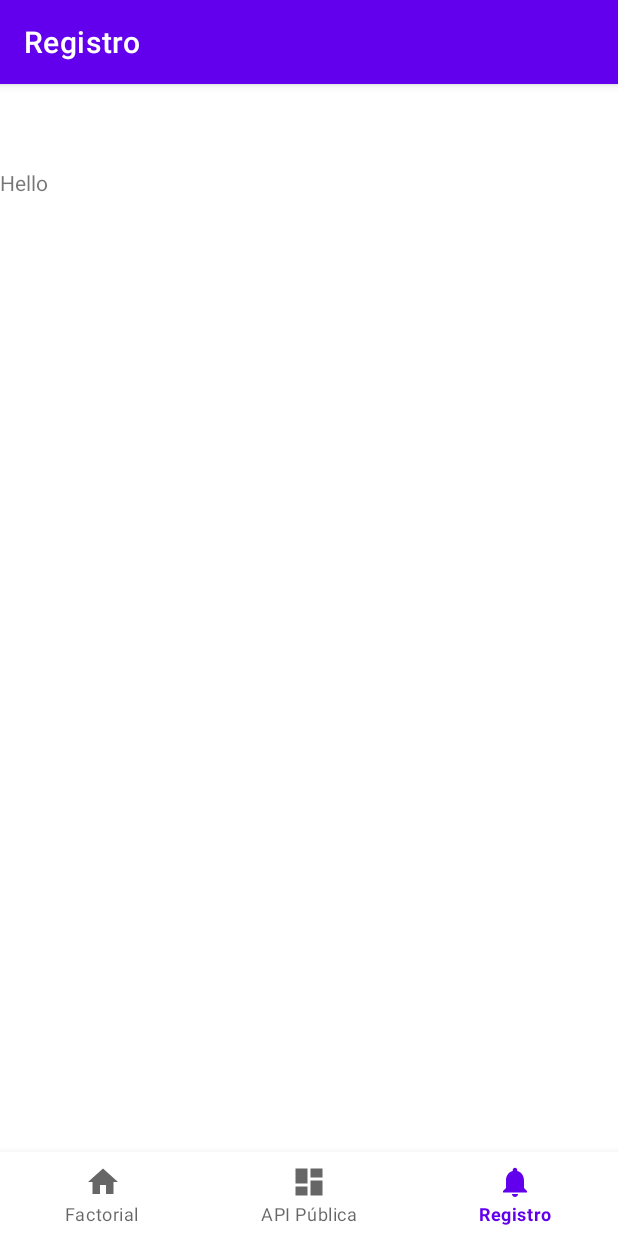
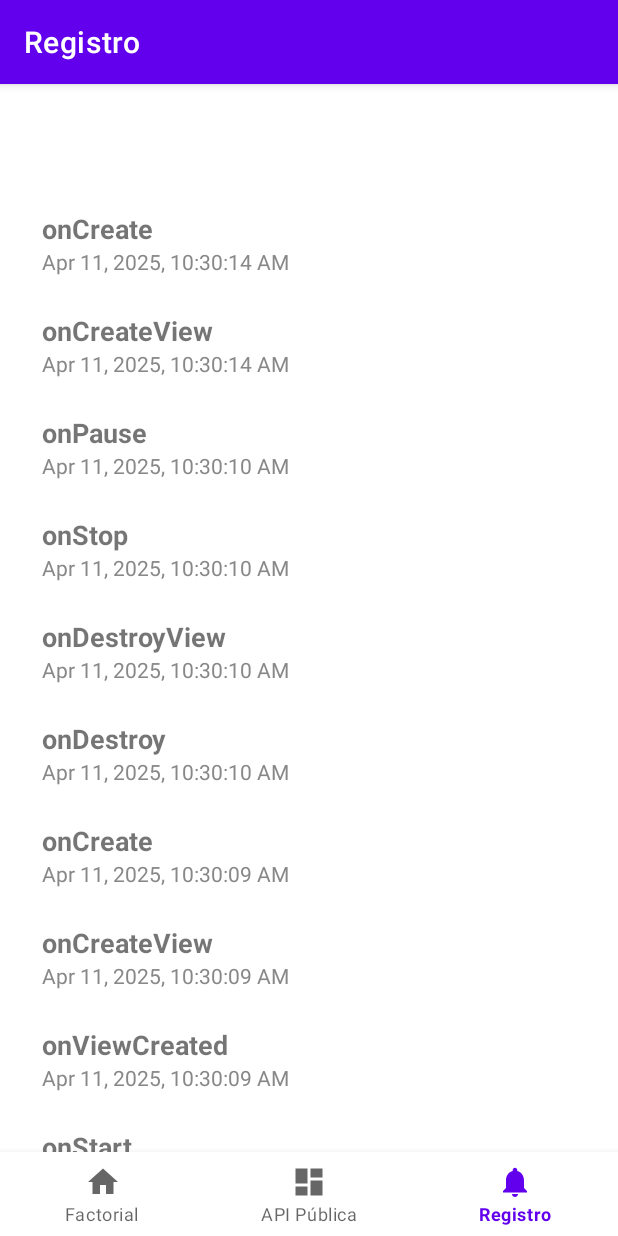
Before and after one commit to leanrodriguezst/bistro-challenge, an Android app: the LoggerScreenFragment screen opened through its navigation route, on a phone screen of 412 x 824 dp. Run offline under Robolectric (Android 15) with nearby library versions, the phone set to English and light mode, and no system bars; our stand-ins replace Dagger/Hilt's generated code, Room's generated code, navigation-ui.

Commit message:
app working

```diff
--- a/app/build.gradle.kts
+++ b/app/build.gradle.kts
@@ -64,6 +64,12 @@ dependencies {
     implementation(libs.retrofit)
     implementation (libs.converter.gson)
 
+    implementation(libs.androidx.room.runtime)
+    val room_version = "2.7.0"
+    kapt("androidx.room:room-compiler:$room_version")
+    // optional - Kotlin Extensions and Coroutines support for Room
+    implementation(libs.androidx.room.ktx)
+
 }
 
 // Allow references to generated code
--- /dev/null
+++ b/app/src/main/java/com/example/bistrochallenge/logger/data/LoggerRepositoryImpl.kt
@@ -0,0 +1,28 @@
+package com.example.bistrochallenge.logger.data
+
+import com.example.bistrochallenge.logger.data.interfaces.LoggerDataSource
+import com.example.bistrochallenge.logger.domain.LifecycleEvent
+import com.example.bistrochallenge.logger.usecases.interfaces.LoggerRepository
+import javax.inject.Inject
+
+class LoggerRepositoryImpl @Inject constructor(
+    private val _loggerDataSource: LoggerDataSource
+) : LoggerRepository {
+    override suspend fun logState(lifeCycleType: String, timestamp: Long) {
+        _loggerDataSource.logState(
+            lifeCycleType = lifeCycleType,
+            timestamp = timestamp
+        )
+    }
+
+    override suspend fun getLogStates(): List<LifecycleEvent> {
+        val logStates = _loggerDataSource.getLogStates()
+        return logStates.map { logState ->
+            LifecycleEvent(
+                id = logState.id,
+                eventName = logState.eventName,
+                timestamp = logState.timestamp
+            )
+        }
+    }
+}
--- /dev/null
+++ b/app/src/main/java/com/example/bistrochallenge/logger/data/interfaces/LoggerDataSource.kt
@@ -0,0 +1,12 @@
+package com.example.bistrochallenge.logger.data.interfaces
+
+import com.example.bistrochallenge.logger.infrastructure.models.LifecycleEventRoom
+
+interface LoggerDataSource {
+    suspend fun logState(
+        lifeCycleType: String,
+        timestamp: Long
+    )
+
+    suspend fun getLogStates(): List<LifecycleEventRoom>
+}
--- /dev/null
+++ b/app/src/main/java/com/example/bistrochallenge/logger/di/LoggerModule.kt
@@ -0,0 +1,61 @@
+package com.example.bistrochallenge.logger.di
+
+import android.content.Context
+import androidx.room.Room
+import com.example.bistrochallenge.logger.data.LoggerRepositoryImpl
+import com.example.bistrochallenge.logger.data.interfaces.LoggerDataSource
+import com.example.bistrochallenge.logger.infrastructure.LoggerDataSourceImpl
+import com.example.bistrochallenge.logger.infrastructure.db.AppDatabase
+import com.example.bistrochallenge.logger.infrastructure.interfaces.LifecycleEventDao
+import com.example.bistrochallenge.logger.presentation.interfaces.GetLogStatesUseCase
+import com.example.bistrochallenge.logger.presentation.interfaces.LogStateUseCase
+import com.example.bistrochallenge.logger.usecases.GetLogStatesUseCaseImpl
+import com.example.bistrochallenge.logger.usecases.LogStateUseCaseImpl
+import com.example.bistrochallenge.logger.usecases.interfaces.LoggerRepository
+import dagger.Module
+import dagger.Provides
+import dagger.hilt.InstallIn
+import dagger.hilt.android.qualifiers.ApplicationContext
+import dagger.hilt.components.SingletonComponent
+import javax.inject.Singleton
+
+@Module
+@InstallIn(SingletonComponent::class)
+object LoggerModule {
+
+    @Provides
+    @Singleton
+    fun provideDatabase(@ApplicationContext context: Context): AppDatabase {
+        return Room.databaseBuilder(
+            context,
+            AppDatabase::class.java,
+            "app_database"
+        ).build()
+    }
+
+    @Provides
+    fun provideLifecycleEventDao(db: AppDatabase): LifecycleEventDao {
+        return db.eventDao()
+    }
+
+    @Provides
+    fun provideLoggerDataSource(
+        lifecycleEventDao: LifecycleEventDao
+    ): LoggerDataSource = LoggerDataSourceImpl(lifecycleEventDao)
+
+    @Provides
+    fun provideLoggerRepository(
+        loggerDataSource: LoggerDataSource
+    ): LoggerRepository = LoggerRepositoryImpl(loggerDataSource)
+
+    @Provides
+    fun provideGetLogStatesUseCase(
+        loggerRepository: LoggerRepository
+    ): GetLogStatesUseCase = GetLogStatesUseCaseImpl(loggerRepository)
+
+    @Provides
+    fun provideLogStateUseCase(
+        loggerRepository: LoggerRepository
+    ): LogStateUseCase = LogStateUseCaseImpl(loggerRepository)
+
+}
--- /dev/null
+++ b/app/src/main/java/com/example/bistrochallenge/logger/domain/LifecycleEvent.kt
@@ -0,0 +1,7 @@
+package com.example.bistrochallenge.logger.domain
+
+data class LifecycleEvent (
+    val id: Int,
+    val eventName: String,
+    val timestamp: Long
+)
--- /dev/null
+++ b/app/src/main/java/com/example/bistrochallenge/logger/infrastructure/LoggerDataSourceImpl.kt
@@ -0,0 +1,36 @@
+package com.example.bistrochallenge.logger.infrastructure
+
+import com.example.bistrochallenge.logger.data.interfaces.LoggerDataSource
+import com.example.bistrochallenge.logger.infrastructure.interfaces.LifecycleEventDao
+import com.example.bistrochallenge.logger.infrastructure.models.LifecycleEventRoom
+import javax.inject.Inject
+
+class LoggerDataSourceImpl @Inject constructor(
+    private val _lifecycleEventDao: LifecycleEventDao
+) : LoggerDataSource {
+    override suspend fun logState(lifeCycleType: String, timestamp: Long) {
+        try {
+            val event = LifecycleEventRoom(
+                eventName = lifeCycleType,
+                timestamp = timestamp
+            )
+            _lifecycleEventDao.insert(event)
+        } catch (e: Exception) {
+            // Handle the exception (e.g., log it, rethrow it, etc.)
+            e.printStackTrace()
+        }
+    }
+
+    override suspend fun getLogStates(): List<LifecycleEventRoom> {
+        try {
+            val events = _lifecycleEventDao.getAllEvents()
+            return events ?: emptyList()
+        } catch (e: Exception) {
+            // Handle the exception (e.g., log it, rethrow it, etc.)
+            e.printStackTrace()
+            return emptyList()
+        }
+    }
+
+
+}
--- /dev/null
+++ b/app/src/main/java/com/example/bistrochallenge/logger/infrastructure/db/AppDatabase.kt
@@ -0,0 +1,11 @@
+package com.example.bistrochallenge.logger.infrastructure.db
+
+import androidx.room.Database
+import androidx.room.RoomDatabase
+import com.example.bistrochallenge.logger.infrastructure.interfaces.LifecycleEventDao
+import com.example.bistrochallenge.logger.infrastructure.models.LifecycleEventRoom
+
+@Database(entities = [LifecycleEventRoom::class], version = 1, exportSchema = false)
+abstract class AppDatabase: RoomDatabase() {
+    abstract fun eventDao(): LifecycleEventDao
+}
--- /dev/null
+++ b/app/src/main/java/com/example/bistrochallenge/logger/infrastructure/interfaces/LifecycleEventDao.kt
@@ -0,0 +1,18 @@
+package com.example.bistrochallenge.logger.infrastructure.interfaces
+
+import androidx.lifecycle.LiveData
+import androidx.room.Dao
+import androidx.room.Insert
+import androidx.room.Query
+import com.example.bistrochallenge.logger.infrastructure.models.LifecycleEventRoom
+
+@Dao
+interface LifecycleEventDao {
+
+    @Insert
+    suspend fun insert(event: LifecycleEventRoom)
+
+    @Query("SELECT * FROM lifecycle_events ORDER BY timestamp DESC")
+    suspend fun getAllEvents(): List<LifecycleEventRoom>
+
+}
--- /dev/null
+++ b/app/src/main/java/com/example/bistrochallenge/logger/infrastructure/models/LifecycleEventRoom.kt
@@ -0,0 +1,11 @@
+package com.example.bistrochallenge.logger.infrastructure.models
+
+import androidx.room.Entity
+import androidx.room.PrimaryKey
+
+@Entity(tableName = "lifecycle_events")
+data class LifecycleEventRoom(
+    @PrimaryKey(autoGenerate = true) val id: Int = 0,
+    val eventName: String,
+    val timestamp: Long
+)
--- /dev/null
+++ b/app/src/main/java/com/example/bistrochallenge/logger/presentation/adapter/EventsAdapter.kt
@@ -0,0 +1,41 @@
+package com.example.bistrochallenge.logger.presentation.adapter
+
+import android.view.LayoutInflater
+import android.view.View
+import android.view.ViewGroup
+import android.widget.TextView
+import androidx.recyclerview.widget.RecyclerView
+import com.example.bistrochallenge.R
+import com.example.bistrochallenge.logger.domain.LifecycleEvent
+import java.sql.Date
+import java.text.DateFormat
+
+class EventsAdapter(
+    private var events: List<LifecycleEvent>
+): RecyclerView.Adapter<EventsAdapter.EventViewHolder>() {
+
+    class EventViewHolder(view: View): RecyclerView.ViewHolder(view) {
+        val eventText: TextView = view.findViewById(R.id.event_text)
+        val timestampText: TextView = view.findViewById(R.id.timestamp_text)
+    }
+
+    override fun onCreateViewHolder(parent: ViewGroup, viewType: Int): EventViewHolder {
+        val view = LayoutInflater.from(parent.context).inflate(
+            com.example.bistrochallenge.R.layout.log_item,
+            parent,
+            false
+        )
+        return EventViewHolder(view)
+    }
+
+    override fun getItemCount(): Int {
+        return events.size
+    }
+
+    override fun onBindViewHolder(holder: EventViewHolder, position: Int) {
+        val event = events[position]
+        holder.eventText.text = event.eventName
+        holder.timestampText.text = DateFormat.getDateTimeInstance().format(Date(event.timestamp))
+    }
+
+}
--- a/app/src/main/java/com/example/bistrochallenge/logger/presentation/fragments/LoggerScreenFragment.kt
+++ b/app/src/main/java/com/example/bistrochallenge/logger/presentation/fragments/LoggerScreenFragment.kt
@@ -6,9 +6,14 @@ import androidx.fragment.app.Fragment
 import android.view.LayoutInflater
 import android.view.View
 import android.view.ViewGroup
+import androidx.recyclerview.widget.LinearLayoutManager
 import com.example.bistrochallenge.R
+import com.example.bistrochallenge.databinding.FragmentLoggerScreenBinding
+import com.example.bistrochallenge.logger.presentation.adapter.EventsAdapter
 import com.example.bistrochallenge.logger.presentation.viewmodels.LoggerScreenViewModel
+import dagger.hilt.android.AndroidEntryPoint
 
+@AndroidEntryPoint
 class LoggerScreenFragment : Fragment() {
 
     companion object {
@@ -17,16 +22,73 @@ class LoggerScreenFragment : Fragment() {
 
     private val viewModel: LoggerScreenViewModel by viewModels()
 
+    private lateinit var _binding: FragmentLoggerScreenBinding
+
     override fun onCreate(savedInstanceState: Bundle?) {
         super.onCreate(savedInstanceState)
-
-        // TODO: Use the ViewModel
+        viewModel.logState(
+            lifeCycleType = "onCreate"
+        )
     }
 
     override fun onCreateView(
         inflater: LayoutInflater, container: ViewGroup?,
         savedInstanceState: Bundle?
     ): View {
-        return inflater.inflate(R.layout.fragment_logger_screen, container, false)
+        _binding = FragmentLoggerScreenBinding.inflate(inflater, container, false)
+        viewModel.logState(
+            lifeCycleType = "onCreateView"
+        )
+        viewModel.getLogStates()
+        handleObservables()
+        return _binding.root
+    }
+
+    override fun onViewCreated(view: View, savedInstanceState: Bundle?) {
+        super.onViewCreated(view, savedInstanceState)
+        viewModel.logState(
+            lifeCycleType = "onViewCreated"
+        )
+    }
+
+    override fun onStart() {
+        super.onStart()
+        viewModel.logState(
+            lifeCycleType = "onStart"
+        )
+    }
+
+    override fun onResume() {
+        super.onResume()
+        viewModel.logState("onResume")
+    }
+
+    override fun onPause() {
+        viewModel.logState("onPause")
+        super.onPause()
+    }
+
+    override fun onStop() {
+        viewModel.logState("onStop")
+        super.onStop()
+    }
+
+    override fun onDestroyView() {
+        viewModel.logState("onDestroyView")
+        super.onDestroyView()
+    }
+
+    override fun onDestroy() {
+        viewModel.logState("onDestroy")
+        super.onDestroy()
+    }
+
+    private fun handleObservables() {
+        viewModel.logStates.observe(viewLifecycleOwner) { logStates ->
+            val rv = _binding.recyclerView
+            rv.layoutManager = LinearLayoutManager(requireContext())
+            rv.adapter = EventsAdapter(logStates)
+            rv.setHasFixedSize(true)
+        }
     }
 }
--- /dev/null
+++ b/app/src/main/java/com/example/bistrochallenge/logger/presentation/interfaces/GetLogStatesUseCase.kt
@@ -0,0 +1,7 @@
+package com.example.bistrochallenge.logger.presentation.interfaces
+
+import com.example.bistrochallenge.logger.domain.LifecycleEvent
+
+interface GetLogStatesUseCase {
+    suspend operator fun invoke(): List<LifecycleEvent>
+}
--- /dev/null
+++ b/app/src/main/java/com/example/bistrochallenge/logger/presentation/interfaces/LogStateUseCase.kt
@@ -0,0 +1,8 @@
+package com.example.bistrochallenge.logger.presentation.interfaces
+
+interface LogStateUseCase {
+    suspend fun invoke(
+        lifeCycleType: String,
+        timestamp: Long
+    )
+}
--- a/app/src/main/java/com/example/bistrochallenge/logger/presentation/viewmodels/LoggerScreenViewModel.kt
+++ b/app/src/main/java/com/example/bistrochallenge/logger/presentation/viewmodels/LoggerScreenViewModel.kt
@@ -1,7 +1,39 @@
 package com.example.bistrochallenge.logger.presentation.viewmodels
 
+import androidx.lifecycle.MutableLiveData
 import androidx.lifecycle.ViewModel
+import androidx.lifecycle.viewModelScope
+import com.example.bistrochallenge.logger.domain.LifecycleEvent
+import com.example.bistrochallenge.logger.presentation.interfaces.GetLogStatesUseCase
+import com.example.bistrochallenge.logger.presentation.interfaces.LogStateUseCase
+import dagger.hilt.android.lifecycle.HiltViewModel
+import kotlinx.coroutines.launch
+import javax.inject.Inject
 
-class LoggerScreenViewModel : ViewModel() {
-    // TODO: Implement the ViewModel
+@HiltViewModel
+class LoggerScreenViewModel @Inject constructor(
+    private val _logStateUseCase: LogStateUseCase,
+    private val _getLogStatesUseCase: GetLogStatesUseCase
+) : ViewModel() {
+
+    private val _logStates: MutableLiveData<List<LifecycleEvent>> = MutableLiveData()
+    val logStates: MutableLiveData<List<LifecycleEvent>> get() = _logStates
+
+    fun logState(lifeCycleType: String) {
+        viewModelScope.launch {
+            val timestamp = System.currentTimeMillis()
+            _logStateUseCase.invoke(
+                lifeCycleType = lifeCycleType,
+                timestamp = timestamp
+            )
+        }
+    }
+
+    fun getLogStates() {
+        viewModelScope.launch {
+            val logStates = _getLogStatesUseCase.invoke()
+            _logStates.value = logStates
+        }
+    }
+
 }
--- /dev/null
+++ b/app/src/main/java/com/example/bistrochallenge/logger/usecases/GetLogStatesUseCaseImpl.kt
@@ -0,0 +1,14 @@
+package com.example.bistrochallenge.logger.usecases
+
+import com.example.bistrochallenge.logger.domain.LifecycleEvent
+import com.example.bistrochallenge.logger.presentation.interfaces.GetLogStatesUseCase
+import com.example.bistrochallenge.logger.usecases.interfaces.LoggerRepository
+import javax.inject.Inject
+
+class GetLogStatesUseCaseImpl @Inject constructor(
+    private val _loggerRepository: LoggerRepository
+): GetLogStatesUseCase {
+    override suspend fun invoke(): List<LifecycleEvent> {
+        return _loggerRepository.getLogStates()
+    }
+}
--- /dev/null
+++ b/app/src/main/java/com/example/bistrochallenge/logger/usecases/LogStateUseCaseImpl.kt
@@ -0,0 +1,16 @@
+package com.example.bistrochallenge.logger.usecases
+
+import com.example.bistrochallenge.logger.presentation.interfaces.LogStateUseCase
+import com.example.bistrochallenge.logger.usecases.interfaces.LoggerRepository
+import javax.inject.Inject
+
+class LogStateUseCaseImpl @Inject constructor(
+    private val _loggerRepository: LoggerRepository
+): LogStateUseCase {
+    override suspend fun invoke(lifeCycleType: String, timestamp: Long) {
+        _loggerRepository.logState(
+            lifeCycleType = lifeCycleType,
+            timestamp = timestamp
+        )
+    }
+}
--- /dev/null
+++ b/app/src/main/java/com/example/bistrochallenge/logger/usecases/interfaces/LoggerRepository.kt
@@ -0,0 +1,12 @@
+package com.example.bistrochallenge.logger.usecases.interfaces
+
+import com.example.bistrochallenge.logger.domain.LifecycleEvent
+
+interface LoggerRepository {
+    suspend fun logState(
+        lifeCycleType: String,
+        timestamp: Long
+    )
+
+    suspend fun getLogStates(): List<LifecycleEvent>
+}
--- a/app/src/main/res/layout/fragment_logger_screen.xml
+++ b/app/src/main/res/layout/fragment_logger_screen.xml
@@ -1,13 +1,16 @@
-<?xml version="1.0" encoding="utf-8"?>
-<FrameLayout xmlns:android="http://schemas.android.com/apk/res/android"
-    xmlns:tools="http://schemas.android.com/tools"
+<androidx.constraintlayout.widget.ConstraintLayout xmlns:android="http://schemas.android.com/apk/res/android"
     android:layout_width="match_parent"
     android:layout_height="match_parent"
-    tools:context=".logger.presentation.fragments.LoggerScreenFragment">
+    xmlns:app="http://schemas.android.com/apk/res-auto">
 
-    <TextView
-        android:layout_width="match_parent"
-        android:layout_height="match_parent"
-        android:text="Hello" />
-
-</FrameLayout>
+    <androidx.recyclerview.widget.RecyclerView
+        android:id="@+id/recyclerView"
+        android:layout_width="0dp"
+        android:layout_height="0dp"
+        android:padding="16dp"
+        android:clipToPadding="false"
+        app:layout_constraintTop_toTopOf="parent"
+        app:layout_constraintBottom_toBottomOf="parent"
+        app:layout_constraintStart_toStartOf="parent"
+        app:layout_constraintEnd_toEndOf="parent" />
+</androidx.constraintlayout.widget.ConstraintLayout>
--- /dev/null
+++ b/app/src/main/res/layout/log_item.xml
@@ -0,0 +1,20 @@
+<LinearLayout xmlns:android="http://schemas.android.com/apk/res/android"
+    android:orientation="vertical" android:padding="12dp"
+    android:layout_width="match_parent" android:layout_height="wrap_content">
+
+    <TextView
+        android:id="@+id/event_text"
+        android:textSize="18sp"
+        android:text="ONCREATE"
+        android:textStyle="bold"
+        android:layout_width="wrap_content"
+        android:layout_height="wrap_content" />
+
+    <TextView
+        android:id="@+id/timestamp_text"
+        android:text="2023-10-01 12:00:00"
+        android:textSize="14sp"
+        android:textColor="#888"
+        android:layout_width="wrap_content"
+        android:layout_height="wrap_content" />
+</LinearLayout>
--- a/gradle/libs.versions.toml
+++ b/gradle/libs.versions.toml
@@ -18,9 +18,12 @@ navigationUiKtx = "2.8.8"
 legacySupportV4 = "1.0.0"
 fragmentKtx = "1.5.6"
 retrofit = "2.11.0"
+roomVersion = "2.7.0"
 
 [libraries]
 androidx-core-ktx = { group = "androidx.core", name = "core-ktx", version.ref = "coreKtx" }
+androidx-room-ktx = { module = "androidx.room:room-ktx", version.ref = "roomVersion" }
+androidx-room-runtime = { module = "androidx.room:room-runtime", version.ref = "roomVersion" }
 converter-gson = { module = "com.squareup.retrofit2:converter-gson", version.ref = "converterGson" }
 glide = { module = "com.github.bumptech.glide:glide", version.ref = "glide" }
 hilt-android = { module = "com.google.dagger:hilt-android", version.ref = "hiltAndroid" }
```
